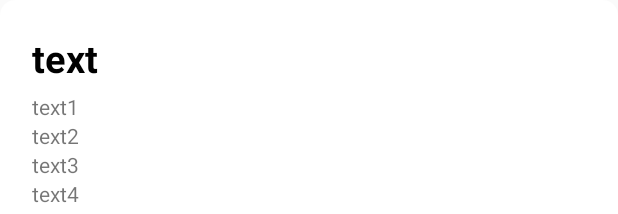
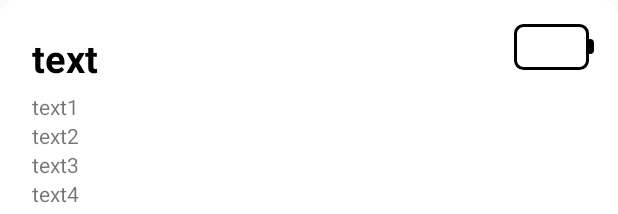
Before and after one commit to hubblin/english_word_Memorize_System, an Android app: the layout wordrow.xml on its own in the app's theme, with its tools: preview values and no code run, on a phone screen of 412 x 824 dp. Shown: the top 214 px of the screen. Run offline under Robolectric (Android 15) with nearby library versions, the phone set to English and light mode, and no system bars.

Commit message:
홍진영
구현

```diff
--- a/Prototype/app/src/main/java/com/example/prototype/wordMain.java
+++ b/Prototype/app/src/main/java/com/example/prototype/wordMain.java
@@ -17,6 +17,7 @@ import android.view.View;
 import android.view.ViewGroup;
 import android.widget.AdapterView;
 import android.widget.CursorAdapter;
+import android.widget.LinearLayout;
 import android.widget.ListView;
 import android.widget.SeekBar;
 import android.widget.TextView;
@@ -378,12 +379,48 @@ public class wordMain extends AppCompatActivity {
             TextView text3 = view.findViewById(R.id.TextMean3);
             TextView text4 = view.findViewById(R.id.TextMean4);
             TextView text5 = view.findViewById(R.id.TextMean5);
+            LinearLayout gauge1 = view.findViewById(R.id.gauge1);
+            LinearLayout gauge2 = view.findViewById(R.id.gauge2);
+            LinearLayout gauge3 = view.findViewById(R.id.gauge3);
+            LinearLayout gauge4 = view.findViewById(R.id.gauge4);
+
             spell.setText(cursor.getString(cursor.getColumnIndexOrThrow(DbContract.DbEntry2.WORD_SPELL)));
             text1.setText(cursor.getString(cursor.getColumnIndexOrThrow(DbContract.DbEntry2.WORD_MEAN1)));
             text2.setText(cursor.getString(cursor.getColumnIndexOrThrow(DbContract.DbEntry2.WORD_MEAN2)));
             text3.setText(cursor.getString(cursor.getColumnIndexOrThrow(DbContract.DbEntry2.WORD_MEAN3)));
             text4.setText(cursor.getString(cursor.getColumnIndexOrThrow(DbContract.DbEntry2.WORD_MEAN4)));
             text5.setText(cursor.getString(cursor.getColumnIndexOrThrow(DbContract.DbEntry2.WORD_MEAN5)));
+
+            int count = cursor.getInt(cursor.getColumnIndexOrThrow(DbContract.DbEntry2.CORRECT_ANSWER));
+            Log.d("태그", ""+count);
+            switch (count){
+                case 0:
+                    break;
+                case 1:
+                    gauge1.setVisibility(View.VISIBLE);
+                    break;
+                case 2:
+                    gauge1.setVisibility(View.VISIBLE);
+                    gauge2.setVisibility(View.VISIBLE);
+                    break;
+                case 3:
+                    gauge1.setVisibility(View.VISIBLE);
+                    gauge2.setVisibility(View.VISIBLE);
+                    gauge3.setVisibility(View.VISIBLE);
+                    break;
+                case 4:
+                    gauge1.setVisibility(View.VISIBLE);
+                    gauge2.setVisibility(View.VISIBLE);
+                    gauge3.setVisibility(View.VISIBLE);
+                    gauge4.setVisibility(View.VISIBLE);
+                    break;
+                case 5:
+                    gauge1.setVisibility(View.VISIBLE);
+                    gauge2.setVisibility(View.VISIBLE);
+                    gauge3.setVisibility(View.VISIBLE);
+                    gauge4.setVisibility(View.VISIBLE);
+                    break;
+            }
         }
 
     }
--- /dev/null
+++ b/Prototype/app/src/main/res/drawable/gauge.xml
@@ -0,0 +1,15 @@
+<?xml version="1.0" encoding="utf-8"?>
+<shape xmlns:android="http://schemas.android.com/apk/res/android"
+    android:padding="10dp"
+    android:shape="rectangle">
+    <solid android:color="#000"/>
+    <corners
+        android:bottomLeftRadius="3dp"
+        android:topLeftRadius="3dp"
+        android:bottomRightRadius="3dp"
+        android:topRightRadius="3dp"/>
+    <stroke
+        android:width="1dp"
+        android:color="#000"/>
+
+</shape>
--- /dev/null
+++ b/Prototype/app/src/main/res/drawable/gauge_plus.xml
@@ -0,0 +1,15 @@
+<?xml version="1.0" encoding="utf-8"?>
+<shape xmlns:android="http://schemas.android.com/apk/res/android"
+    android:padding="10dp"
+    android:shape="rectangle">
+    <solid android:color="#000"/>
+    <corners
+
+
+        android:bottomRightRadius="3dp"
+        android:topRightRadius="3dp"/>
+    <stroke
+        android:width="1dp"
+        android:color="#000"/>
+
+</shape>
--- /dev/null
+++ b/Prototype/app/src/main/res/drawable/gauge_shape.xml
@@ -0,0 +1,15 @@
+<?xml version="1.0" encoding="utf-8"?>
+<shape xmlns:android="http://schemas.android.com/apk/res/android"
+    android:padding="10dp"
+    android:shape="rectangle">
+
+    <corners
+        android:bottomLeftRadius="5dp"
+        android:topLeftRadius="5dp"
+        android:bottomRightRadius="5dp"
+        android:topRightRadius="5dp"/>
+    <stroke
+        android:width="2dp"
+        android:color="#000"/>
+
+</shape>
--- a/Prototype/app/src/main/res/layout/wordrow.xml
+++ b/Prototype/app/src/main/res/layout/wordrow.xml
@@ -1,63 +1,133 @@
 <?xml version="1.0" encoding="utf-8"?>
 <RelativeLayout xmlns:android="http://schemas.android.com/apk/res/android"
-    android:orientation="vertical" android:layout_width="match_parent"
+    android:layout_width="match_parent"
     android:layout_height="match_parent"
     android:background="@drawable/corner_shape_selector_view"
+    android:orientation="vertical"
     android:padding="16dp">
 
-    <TextView
+
+    <LinearLayout
         android:layout_width="wrap_content"
         android:layout_height="wrap_content"
-        android:text="text"
-        android:id="@+id/spellText"
-        android:textSize="25dp"
-        android:textStyle="bold"
-        android:textColor="#000"
-        android:layout_margin="5dp"
-        />
+        android:orientation="vertical"
+        android:id="@+id/wordLayout">
 
         <TextView
+            android:id="@+id/spellText"
             android:layout_width="wrap_content"
             android:layout_height="wrap_content"
-        android:text="text1"
-        android:layout_below="@+id/spellText"
-        android:id="@+id/TextMean1"
-        android:layout_marginLeft="5dp"
-        />
+            android:layout_margin="5dp"
+            android:text="text"
+            android:textColor="#000"
+            android:textSize="25dp"
+            android:textStyle="bold" />
 
         <TextView
+            android:id="@+id/TextMean1"
             android:layout_width="wrap_content"
             android:layout_height="wrap_content"
-        android:text="text2"
-        android:layout_below="@+id/TextMean1"
+            android:layout_below="@+id/spellText"
+            android:layout_marginLeft="5dp"
+            android:text="text1" />
+
+        <TextView
             android:id="@+id/TextMean2"
-        android:layout_marginLeft="5dp"
-        />
-    <TextView
             android:layout_width="wrap_content"
             android:layout_height="wrap_content"
-        android:text="text3"
-        android:layout_below="@+id/TextMean2"
+            android:layout_below="@+id/TextMean1"
+            android:layout_marginLeft="5dp"
+            android:text="text2" />
+
+        <TextView
             android:id="@+id/TextMean3"
-        android:layout_marginLeft="5dp"
-        />
-    <TextView
             android:layout_width="wrap_content"
             android:layout_height="wrap_content"
-        android:text="text4"
-        android:layout_below="@+id/TextMean3"
+            android:layout_below="@+id/TextMean2"
+            android:layout_marginLeft="5dp"
+            android:text="text3" />
+
+        <TextView
             android:id="@+id/TextMean4"
-        android:layout_marginLeft="5dp"
-        />
-    <TextView
             android:layout_width="wrap_content"
             android:layout_height="wrap_content"
-        android:text="text5"
+            android:layout_below="@+id/TextMean3"
+            android:layout_marginLeft="5dp"
+            android:text="text4" />
+
+        <TextView
+            android:id="@+id/TextMean5"
+            android:layout_width="wrap_content"
+            android:layout_height="wrap_content"
             android:layout_below="@+id/TextMean4"
-        android:id="@+id/TextMean5"
             android:layout_marginLeft="5dp"
             android:layout_marginBottom="5dp"
+            android:text="text5" />
+    </LinearLayout>
+
+    <LinearLayout
+        android:layout_toLeftOf="@+id/battery"
+
+        android:layout_width="wrap_content"
+        android:layout_height="wrap_content"
+        android:padding="5dp"
+        android:orientation="horizontal"
+        android:background="@drawable/gauge_shape">
+
+        <LinearLayout
+            android:id="@+id/gauge4"
+            android:layout_width="7dp"
+            android:layout_height="20dp"
+            android:layout_marginRight="3dp"
+            android:background="@drawable/gauge"
+            android:orientation="vertical"
+            android:visibility="invisible"/>
+        <LinearLayout
+            android:id="@+id/gauge3"
+            android:orientation="vertical"
+            android:layout_width="7dp"
+            android:layout_height="20dp"
+            android:layout_marginRight="3dp"
+            android:background="@drawable/gauge"
+            android:visibility="invisible"
+            />
+        <LinearLayout
+            android:id="@+id/gauge2"
+            android:orientation="vertical"
+            android:layout_width="7dp"
+            android:layout_height="20dp"
+            android:layout_marginRight="3dp"
+            android:background="@drawable/gauge"
+            android:visibility="invisible"
+            />
+        <LinearLayout
+            android:id="@+id/gauge1"
+            android:orientation="vertical"
+            android:layout_width="7dp"
+            android:layout_height="20dp"
+            android:background="@drawable/gauge"
+            android:visibility="invisible"
             />
 
 
+    </LinearLayout>
+
+    <LinearLayout
+        android:orientation="horizontal"
+        android:id="@id/battery"
+        android:layout_width="3dp"
+        android:layout_height="30dp"
+        android:layout_alignParentRight="true"
+        android:gravity="center_vertical"
+        >
+
+        <LinearLayout
+            android:layout_width="match_parent"
+            android:layout_height="10dp"
+            android:background="@drawable/gauge_plus"
+
+            ></LinearLayout>
+
+    </LinearLayout>
+
 </RelativeLayout>
```
Lines whose indentation alone changed are shown as unchanged.
